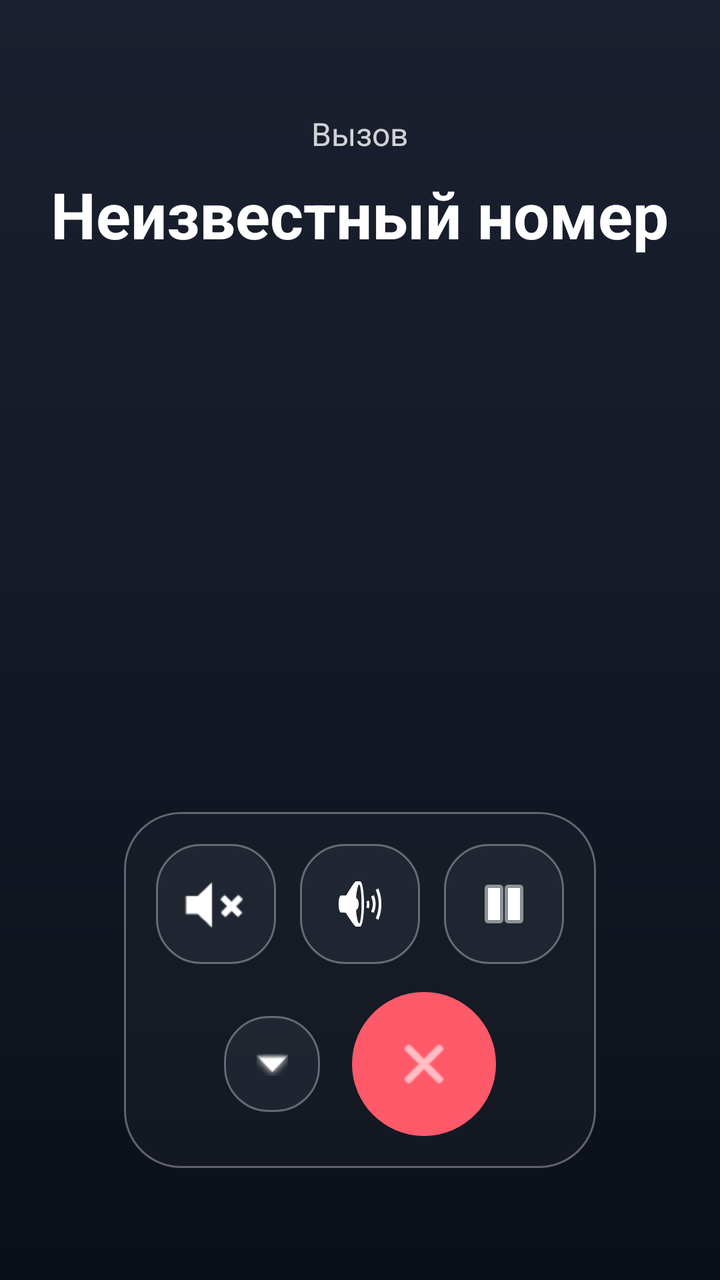
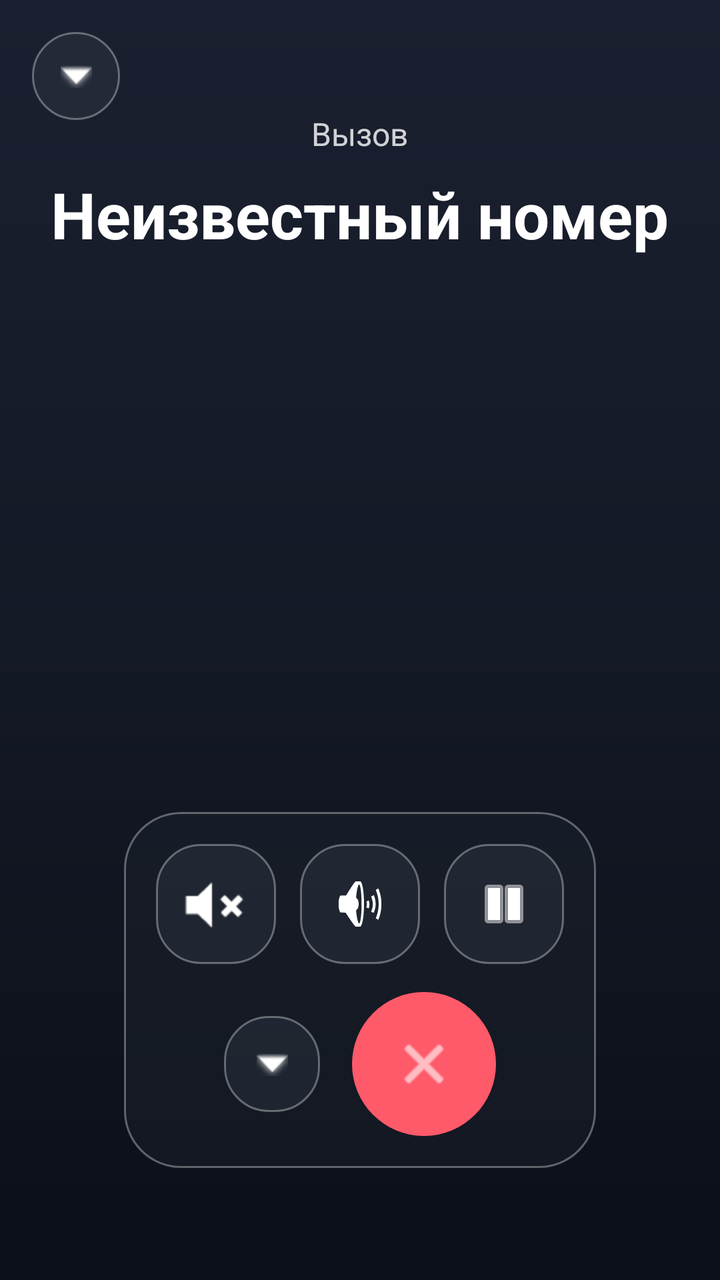

Screens rendered from an Android XML layout before and after an edit, with the pre-edit source and the edit as a unified diff.
<!-- AndroidManifest.xml: activity theme Theme.VibeDialer -->
<!-- res/layout/activity_incall.xml -->
<?xml version="1.0" encoding="utf-8"?>
<FrameLayout xmlns:android="http://schemas.android.com/apk/res/android"
    android:id="@+id/incallRoot"
    android:layout_width="match_parent"
    android:layout_height="match_parent"
    android:background="@drawable/bg_main">

    <LinearLayout
        android:id="@+id/callInfo"
        android:layout_width="match_parent"
        android:layout_height="wrap_content"
        android:layout_gravity="top|center_horizontal"
        android:layout_marginTop="56dp"
        android:gravity="center"
        android:orientation="vertical">
        <TextView android:id="@+id/callStateText" android:layout_width="wrap_content" android:layout_height="wrap_content" android:text="Вызов" android:textColor="#CCFFFFFF" android:textSize="16sp"/>
        <TextView android:id="@+id/callerText" android:layout_width="wrap_content" android:layout_height="wrap_content" android:layout_marginTop="8dp" android:text="Неизвестный номер" android:textColor="@color/white" android:textSize="32sp" android:textStyle="bold"/>
    </LinearLayout>

    
    <LinearLayout
        android:id="@+id/orbitStrip"
        android:layout_width="52dp"
        android:layout_height="160dp"
        android:layout_gravity="center_vertical|end"
        android:layout_marginEnd="8dp"
        android:background="@drawable/bg_glass_panel"
        android:gravity="center"
        android:orientation="vertical"
        android:padding="6dp"
        android:visibility="gone">
        <View android:layout_width="24dp" android:layout_height="4dp" android:background="#88FFFFFF"/>
        <TextView android:layout_width="wrap_content" android:layout_height="wrap_content" android:layout_marginTop="10dp" android:text="|||" android:textColor="@color/white" android:textSize="18sp"/>
    </LinearLayout>

    
    <LinearLayout
        android:id="@+id/inCallControls"
        android:layout_width="wrap_content"
        android:layout_height="wrap_content"
        android:layout_gravity="bottom|center_horizontal"
        android:layout_marginBottom="56dp"
        android:background="@drawable/bg_glass_panel"
        android:orientation="vertical"
        android:padding="16dp">

        <LinearLayout android:id="@+id/quickRow" android:layout_width="wrap_content" android:layout_height="wrap_content" android:orientation="horizontal" android:gravity="center">
            <ImageButton android:id="@+id/muteBtn" android:layout_width="60dp" android:layout_height="60dp" android:background="@drawable/bg_glass_button" android:src="@android:drawable/ic_lock_silent_mode" android:tint="@color/white"/>
            <ImageButton android:id="@+id/speakerBtn" android:layout_width="60dp" android:layout_height="60dp" android:layout_marginStart="12dp" android:background="@drawable/bg_glass_button" android:src="@android:drawable/ic_lock_silent_mode_off" android:tint="@color/white"/>
            <ImageButton android:id="@+id/holdBtn" android:layout_width="60dp" android:layout_height="60dp" android:layout_marginStart="12dp" android:background="@drawable/bg_glass_button" android:src="@android:drawable/ic_media_pause" android:tint="@color/white"/>
        </LinearLayout>

        <LinearLayout android:id="@+id/extraRow" android:layout_width="wrap_content" android:layout_height="wrap_content" android:layout_marginTop="12dp" android:orientation="horizontal" android:gravity="center" android:visibility="gone">
            <ImageButton android:id="@+id/addCallBtn" android:layout_width="56dp" android:layout_height="56dp" android:background="@drawable/bg_glass_button" android:src="@android:drawable/ic_input_add" android:tint="@color/white"/>
            <ImageButton android:id="@+id/dialNewBtn" android:layout_width="56dp" android:layout_height="56dp" android:layout_marginStart="12dp" android:background="@drawable/bg_glass_button" android:src="@android:drawable/ic_dialog_dialer" android:tint="@color/white"/>
            <ImageButton android:id="@+id/mergeBtn" android:layout_width="56dp" android:layout_height="56dp" android:layout_marginStart="12dp" android:background="@drawable/bg_glass_button" android:src="@android:drawable/ic_menu_call" android:tint="@color/white"/>
        </LinearLayout>

        <LinearLayout android:layout_width="match_parent" android:layout_height="wrap_content" android:layout_marginTop="14dp" android:gravity="center" android:orientation="horizontal">
            <ImageButton android:id="@+id/expandBtn" android:layout_width="48dp" android:layout_height="48dp" android:background="@drawable/bg_glass_button" android:src="@android:drawable/arrow_down_float" android:tint="@color/white"/>
            <ImageButton android:id="@+id/answerBtn" android:layout_width="72dp" android:layout_height="72dp" android:layout_marginStart="16dp" android:background="@drawable/bg_call" android:src="@android:drawable/ic_menu_call" android:tint="@color/white" android:visibility="gone"/>
            <ImageButton android:id="@+id/hangupBtn" android:layout_width="72dp" android:layout_height="72dp" android:layout_marginStart="16dp" android:background="@drawable/bg_hangup" android:src="@android:drawable/ic_menu_close_clear_cancel" android:tint="@color/white"/>
        </LinearLayout>
    </LinearLayout>
</FrameLayout>
<!-- resources referenced by this layout -->
<resources>
  <color name="white">#FFFFFFFF</color>
  <!-- drawable bg_call (drawable) -->
  <?xml version="1.0" encoding="utf-8"?>
  <ripple xmlns:android="http://schemas.android.com/apk/res/android" android:color="#88FFFFFF">
      <item>
          <shape android:shape="oval">
              <solid android:color="@color/green" />
          </shape>
      </item>
  </ripple>
  <!-- drawable bg_glass_button (drawable) -->
  <?xml version="1.0" encoding="utf-8"?>
  <ripple xmlns:android="http://schemas.android.com/apk/res/android" android:color="#44FFFFFF">
      <item>
          <shape android:shape="rectangle">
              <solid android:color="#66303845" />
              <corners android:radius="22dp" />
              <stroke android:width="1dp" android:color="#55FFFFFF" />
          </shape>
      </item>
  </ripple>
  <!-- drawable bg_glass_panel (drawable) -->
  <?xml version="1.0" encoding="utf-8"?>
  <shape xmlns:android="http://schemas.android.com/apk/res/android" android:shape="rectangle">
      <solid android:color="#55222832" />
      <corners android:radius="28dp" />
      <stroke android:width="1dp" android:color="#55FFFFFF" />
  </shape>
  <!-- drawable bg_hangup (drawable) -->
  <?xml version="1.0" encoding="utf-8"?>
  <ripple xmlns:android="http://schemas.android.com/apk/res/android" android:color="#88FFFFFF">
      <item>
          <shape android:shape="oval">
              <solid android:color="@color/danger" />
          </shape>
      </item>
  </ripple>
  <!-- drawable bg_main (drawable) -->
  <?xml version="1.0" encoding="utf-8"?>
  <shape xmlns:android="http://schemas.android.com/apk/res/android">
      <gradient android:startColor="#FF1B2030" android:centerColor="#FF141926" android:endColor="#FF0B0F18" android:angle="270" />
  </shape>
  <style name="Theme.VibeDialer" parent="Theme.Material3.DayNight.NoActionBar">
          <item name="android:statusBarColor">@android:color/transparent</item>
          <item name="android:navigationBarColor">@android:color/transparent</item>
          <item name="android:windowLightStatusBar" tools:targetApi="m">false</item>
          <item name="android:enforceNavigationBarContrast" tools:targetApi="q">false</item>
          <item name="android:enforceStatusBarContrast" tools:targetApi="q">false</item>
          <item name="android:windowBackground">@color/bg_bottom</item>
      </style>
  <color name="green">#FF4CD964</color>
  <color name="danger">#FFFF5A6A</color>
  <color name="bg_bottom">#FF090B10</color>
</resources>

<!-- the commit's change to res/layout/activity_incall.xml (unified diff, before → after) -->
@@ -62,4 +62,19 @@
             <ImageButton android:id="@+id/hangupBtn" android:layout_width="72dp" android:layout_height="72dp" android:layout_marginStart="16dp" android:background="@drawable/bg_hangup" android:src="@android:drawable/ic_menu_close_clear_cancel" android:tint="@color/white"/>
         </LinearLayout>
     </LinearLayout>
+    
+    <FrameLayout android:id="@+id/googleSwipe" android:layout_width="280dp" android:layout_height="72dp" android:layout_gravity="bottom|center_horizontal" android:layout_marginBottom="60dp" android:background="@drawable/bg_glass_panel" android:visibility="gone">
+        <TextView android:layout_width="wrap_content" android:layout_height="wrap_content" android:layout_gravity="center_vertical|start" android:layout_marginStart="20dp" android:text="Отклонить" android:textColor="#FFFF5A6A"/>
+        <TextView android:layout_width="wrap_content" android:layout_height="wrap_content" android:layout_gravity="center_vertical|end" android:layout_marginEnd="20dp" android:text="Ответить" android:textColor="#FF4CD964"/>
+        <ImageButton android:id="@+id/swipeKnob" android:layout_width="60dp" android:layout_height="60dp" android:layout_gravity="center" android:background="@drawable/bg_call" android:src="@android:drawable/ic_menu_call" android:tint="@color/white"/>
+    </FrameLayout>
+
+    
+    <LinearLayout android:id="@+id/xiaomiIncoming" android:layout_width="match_parent" android:layout_height="wrap_content" android:layout_gravity="bottom|center_horizontal" android:layout_marginBottom="60dp" android:gravity="center" android:orientation="horizontal" android:visibility="gone">
+        <ImageButton android:id="@+id/xiaomiDecline" android:layout_width="76dp" android:layout_height="76dp" android:background="@drawable/bg_hangup" android:src="@android:drawable/ic_menu_close_clear_cancel" android:tint="@color/white"/>
+        <ImageButton android:id="@+id/xiaomiAnswer" android:layout_width="76dp" android:layout_height="76dp" android:layout_marginStart="64dp" android:background="@drawable/bg_call" android:src="@android:drawable/ic_menu_call" android:tint="@color/white"/>
+    </LinearLayout>
+
+    <ImageButton android:id="@+id/minimizeBtn" android:layout_width="44dp" android:layout_height="44dp" android:layout_gravity="top|start" android:layout_margin="16dp" android:background="@drawable/bg_glass_button" android:src="@android:drawable/arrow_down_float" android:tint="@color/white"/>
+
 </FrameLayout>
